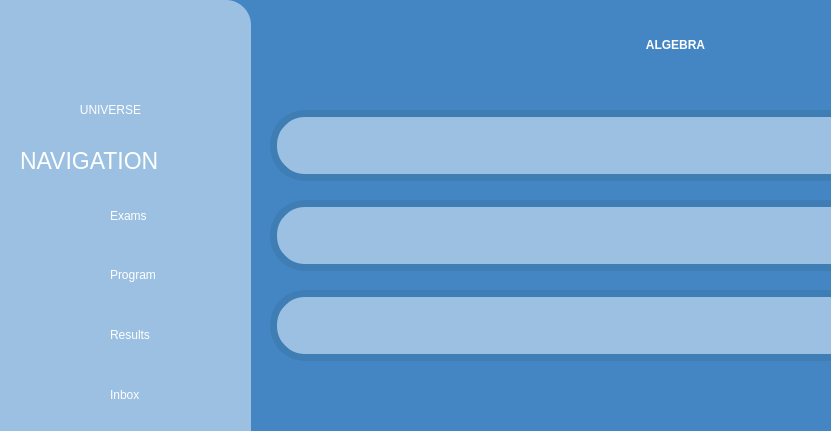
codingburgas/sprint-eschool-ag-universe, file AGUniverse/presentationLayer/algebra.ui: the form before one commit; both pictures show x 0 to 831 and y 0 to 431 of the 1100 by 720 pixel window.
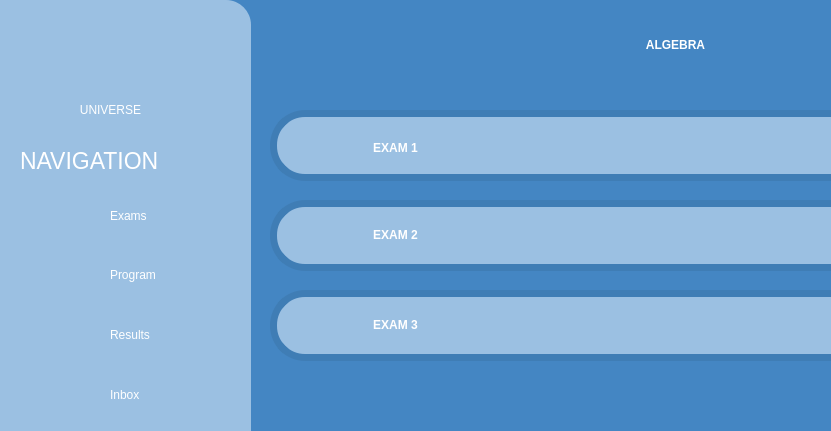
The form after the commit. Icons and pictures are not drawn.

Diff of the .ui file:
```diff
--- a/AGUniverse/presentationLayer/algebra.ui
+++ b/AGUniverse/presentationLayer/algebra.ui
@@ -430,13 +430,70 @@
     <string/>
    </property>
   </widget>
+  <widget class="QLabel" name="Exam1Label">
+   <property name="geometry">
+    <rect>
+     <x>60</x>
+     <y>103</y>
+     <width>671</width>
+     <height>91</height>
+    </rect>
+   </property>
+   <property name="styleSheet">
+    <string notr="true">color:white;
+font-weight:bold;
+font: 45pt &quot;Aura&quot;;</string>
+   </property>
+   <property name="text">
+    <string>&lt;html&gt;&lt;head/&gt;&lt;body&gt;&lt;p align=&quot;center&quot;&gt;EXAM 1&lt;/p&gt;&lt;/body&gt;&lt;/html&gt;</string>
+   </property>
+  </widget>
+  <widget class="QLabel" name="Exam2Label">
+   <property name="geometry">
+    <rect>
+     <x>60</x>
+     <y>190</y>
+     <width>671</width>
+     <height>91</height>
+    </rect>
+   </property>
+   <property name="styleSheet">
+    <string notr="true">color:white;
+font-weight:bold;
+font: 45pt &quot;Aura&quot;;</string>
+   </property>
+   <property name="text">
+    <string>&lt;html&gt;&lt;head/&gt;&lt;body&gt;&lt;p align=&quot;center&quot;&gt;EXAM 2&lt;/p&gt;&lt;/body&gt;&lt;/html&gt;</string>
+   </property>
+  </widget>
+  <widget class="QLabel" name="Exam3Label">
+   <property name="geometry">
+    <rect>
+     <x>60</x>
+     <y>280</y>
+     <width>671</width>
+     <height>91</height>
+    </rect>
+   </property>
+   <property name="styleSheet">
+    <string notr="true">color:white;
+font-weight:bold;
+font: 45pt &quot;Aura&quot;;</string>
+   </property>
+   <property name="text">
+    <string>&lt;html&gt;&lt;head/&gt;&lt;body&gt;&lt;p align=&quot;center&quot;&gt;EXAM 3&lt;/p&gt;&lt;/body&gt;&lt;/html&gt;</string>
+   </property>
+  </widget>
   <zorder>backgroundblue_bg</zorder>
   <zorder>titleLabel</zorder>
   <zorder>exam2</zorder>
   <zorder>exam3</zorder>
   <zorder>exam1</zorder>
   <zorder>frame_2</zorder>
+  <zorder>Exam1Label</zorder>
   <zorder>algebraButton1</zorder>
+  <zorder>Exam2Label</zorder>
+  <zorder>Exam3Label</zorder>
  </widget>
  <resources>
   <include location="../resources.qrc"/>
```
